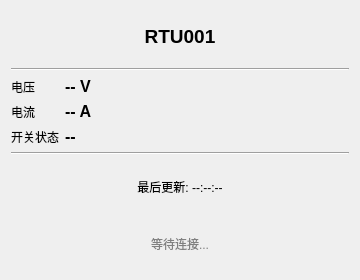
Qt form qt-client/ui/MonitorPage.ui (tanhuang2016/scada-demo) before a commit.
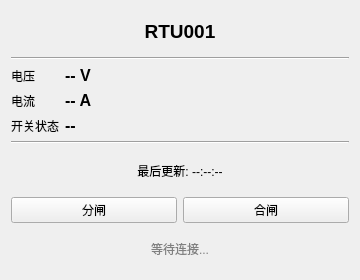
The same form after that commit.

```diff
--- a/qt-client/ui/MonitorPage.ui
+++ b/qt-client/ui/MonitorPage.ui
@@ -88,6 +88,13 @@
      </property>
     </widget>
    </item>
+   <!-- 遥控按钮 -->
+   <item>
+    <layout class="QHBoxLayout" name="ctrlLayout">
+     <item><widget class="QPushButton" name="closeBtn"><property name="text"><string>分闸</string></property></widget></item>
+     <item><widget class="QPushButton" name="openBtn"><property name="text"><string>合闸</string></property></widget></item>
+    </layout>
+   </item>
    <!-- 连接状态 -->
    <item>
     <widget class="QLabel" name="statusLabel">
```
